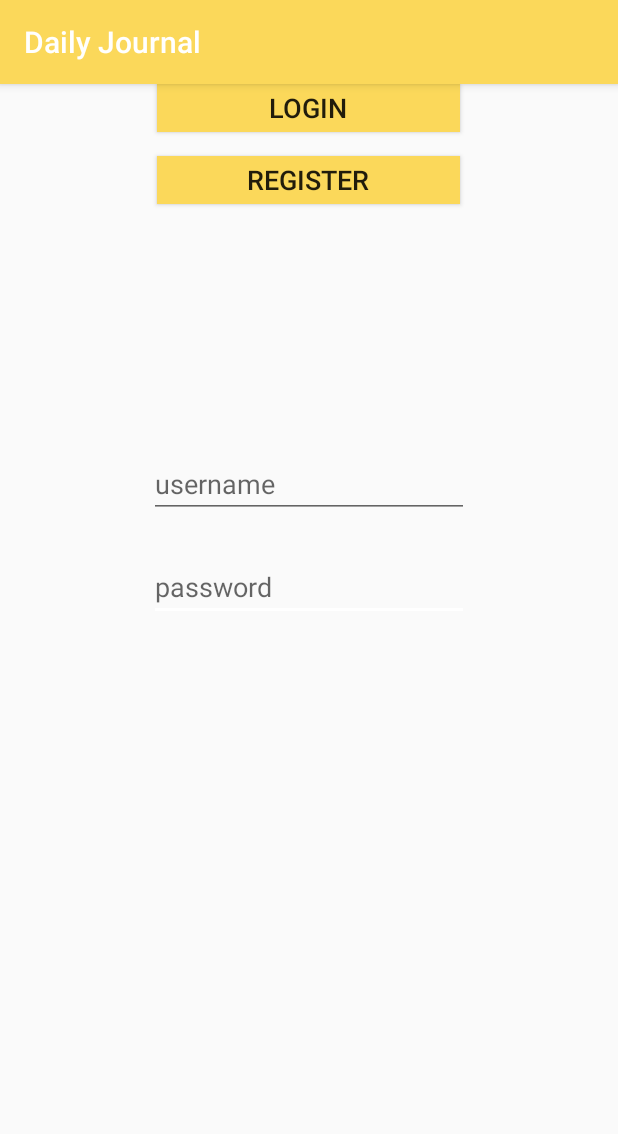
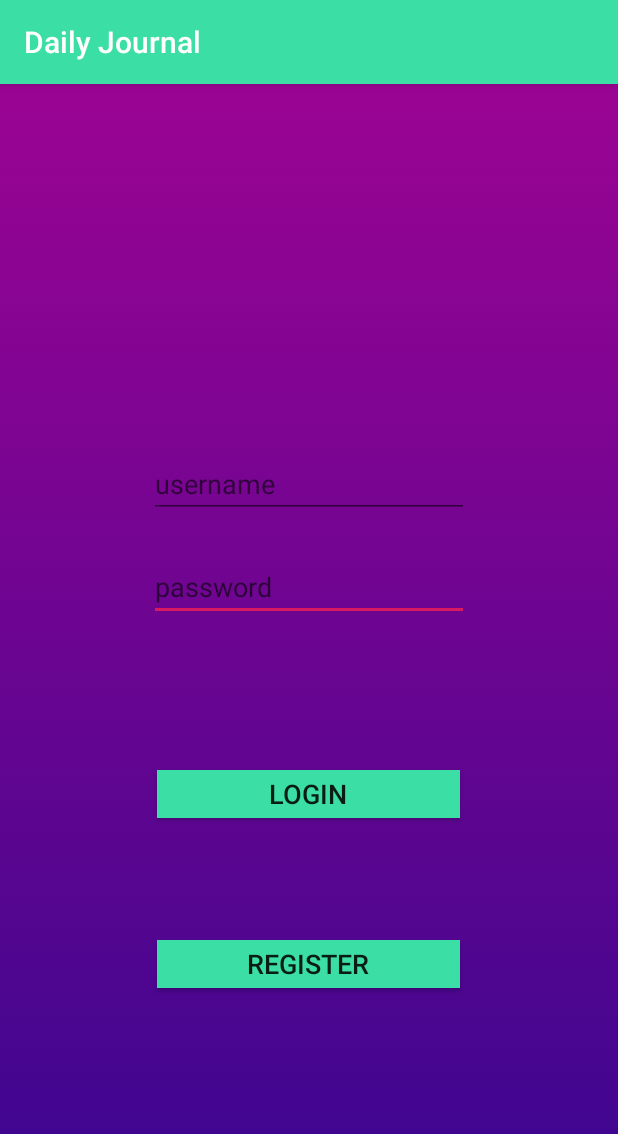
Before and after one commit to russe447/DailyJournal, an Android app: the MainActivity screen opened directly, with no data from a screen before it, on a phone screen of 412 x 824 dp. Shown: the top 1134 px of the screen. Run offline under Robolectric (Android 15) with nearby library versions, the phone set to English and light mode, and no system bars.

```diff
--- a/app/src/main/res/drawable/gradient.xml
+++ b/app/src/main/res/drawable/gradient.xml
@@ -1,2 +1,11 @@
 <?xml version="1.0" encoding="utf-8"?>
-<selector xmlns:android="http://schemas.android.com/apk/res/android"></selector>
+<selector xmlns:android="http://schemas.android.com/apk/res/android">
+    <item>
+        <shape>
+            <gradient android:angle="90"
+                android:endColor="#9b0493"
+                android:startColor="#38068f"
+                android:type="linear" />
+        </shape>
+    </item>
+</selector>
--- a/app/src/main/res/layout/activity_main.xml
+++ b/app/src/main/res/layout/activity_main.xml
@@ -38,22 +38,27 @@
         android:id="@+id/login_button"
         android:layout_width="202dp"
         android:layout_height="32dp"
+        android:layout_marginTop="50dp"
+        android:layout_marginBottom="16dp"
         android:background="@color/colorPrimary"
         android:text="Login"
         android:textSize="18sp"
+        app:layout_constraintBottom_toTopOf="@+id/register_button"
         app:layout_constraintEnd_toEndOf="parent"
         app:layout_constraintHorizontal_bias="0.497"
         app:layout_constraintStart_toStartOf="parent"
-        tools:layout_editor_absoluteY="407dp" />
+        app:layout_constraintTop_toBottomOf="@+id/editText3" />
 
     <Button
         android:id="@+id/register_button"
         android:layout_width="202dp"
         android:layout_height="32dp"
         android:layout_marginTop="16dp"
+        android:layout_marginBottom="116dp"
         android:background="@color/colorPrimary"
         android:text="Register"
         android:textSize="18sp"
+        app:layout_constraintBottom_toBottomOf="parent"
         app:layout_constraintEnd_toEndOf="parent"
         app:layout_constraintHorizontal_bias="0.497"
         app:layout_constraintStart_toStartOf="parent"
--- a/app/src/main/res/layout/home_screen.xml
+++ b/app/src/main/res/layout/home_screen.xml
@@ -26,11 +26,11 @@
         android:id="@+id/bottomNavigationView2"
         android:layout_width="match_parent"
         android:layout_height="68dp"
-        android:background="#F7CC31"
+        android:background="@color/colorNavBar"
         app:itemHorizontalTranslationEnabled="true"
         app:itemIconSize="24dp"
-        app:itemIconTint="@color/colorAccent"
-        app:itemTextColor="@color/colorPrimaryDark"
+        app:itemIconTint="@color/colorNavBarAccent"
+        app:itemTextColor="@color/colorNavBarText"
         app:labelVisibilityMode="labeled"
         app:layout_constraintBottom_toBottomOf="parent"
         app:layout_constraintEnd_toEndOf="parent"
--- a/app/src/main/res/values/colors.xml
+++ b/app/src/main/res/values/colors.xml
@@ -1,6 +1,9 @@
 <?xml version="1.0" encoding="utf-8"?>
 <resources>
-    <color name="colorPrimary">#FBD85A</color>
-    <color name="colorPrimaryDark">#000000</color>
-    <color name="colorAccent">#FFFFFF</color>
+    <color name="colorPrimary">#3BDEA5</color>
+    <color name="colorPrimaryDark">#00574B</color>
+    <color name="colorAccent">#D81B60</color>
+    <color name="colorNavBar">#FBD85A</color>
+    <color name="colorNavBarAccent">#FFFFFF</color>
+    <color name="colorNavBarText">#000000</color>
 </resources>
```
